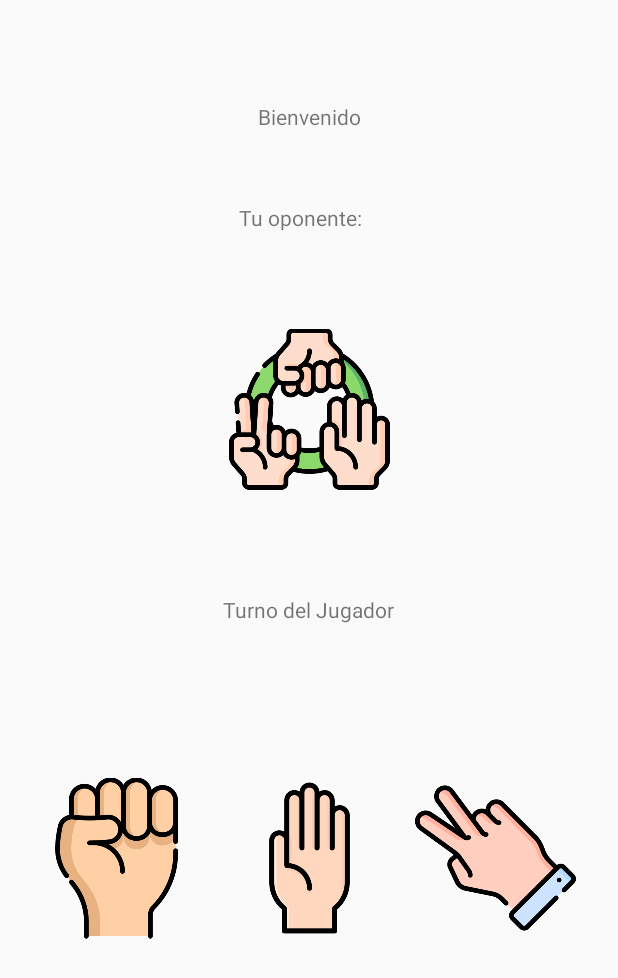
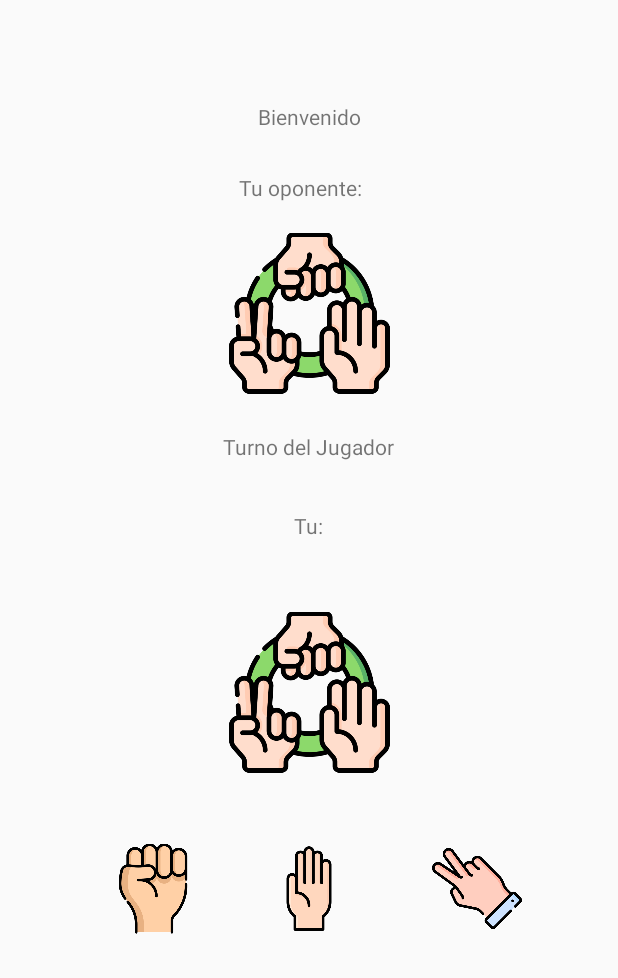
Before and after one commit to YuleiYanYY/PiedraPapelTijeras, an Android app: the ActivityJuego screen opened directly, with no data from a screen before it, on a phone screen of 412 x 824 dp. Shown: the top 978 px of the screen. Run offline under Robolectric (Android 15) with nearby library versions, the phone set to English and light mode, and no system bars.

Commit message:
Update activity_juego.xml

```diff
--- a/app/src/main/res/layout/activity_juego.xml
+++ b/app/src/main/res/layout/activity_juego.xml
@@ -7,10 +7,33 @@
     tools:context=".ActivityJuego">
 
     <ImageButton
-        android:id="@+id/ibPiedra"
+        android:id="@+id/ibIntentoJugador"
         android:layout_width="107dp"
         android:layout_height="112dp"
-        android:layout_marginStart="24dp"
+        android:layout_marginTop="45dp"
+        android:background="@null"
+        android:scaleType="fitCenter"
+        app:layout_constraintEnd_toEndOf="parent"
+        app:layout_constraintStart_toStartOf="parent"
+        app:layout_constraintTop_toBottomOf="@+id/tvJugador"
+        app:srcCompat="@drawable/juego"
+        tools:ignore="SpeakableTextPresentCheck" />
+
+    <TextView
+        android:id="@+id/tvJugador"
+        android:layout_width="wrap_content"
+        android:layout_height="wrap_content"
+        android:layout_marginTop="33dp"
+        android:text="@string/tvTu"
+        app:layout_constraintEnd_toEndOf="parent"
+        app:layout_constraintStart_toStartOf="parent"
+        app:layout_constraintTop_toBottomOf="@+id/tvTurno" />
+
+    <ImageButton
+        android:id="@+id/ibPiedra"
+        android:layout_width="60dp"
+        android:layout_height="70dp"
+        android:layout_marginStart="72dp"
         android:background="@null"
         android:scaleType="fitCenter"
         app:layout_constraintStart_toStartOf="parent"
@@ -19,21 +42,21 @@
 
     <ImageButton
         android:id="@+id/ibPapel"
-        android:layout_width="107dp"
-        android:layout_height="112dp"
-        android:layout_marginTop="100dp"
+        android:layout_width="60dp"
+        android:layout_height="70dp"
+        android:layout_marginTop="40dp"
         android:background="@null"
         android:scaleType="fitCenter"
         app:layout_constraintEnd_toEndOf="parent"
         app:layout_constraintStart_toStartOf="parent"
-        app:layout_constraintTop_toBottomOf="@+id/tvTurno"
+        app:layout_constraintTop_toBottomOf="@+id/ibIntentoJugador"
         app:srcCompat="@drawable/papel" />
 
     <ImageButton
         android:id="@+id/ibTijeras"
-        android:layout_width="107dp"
-        android:layout_height="112dp"
-        android:layout_marginEnd="28dp"
+        android:layout_width="60dp"
+        android:layout_height="70dp"
+        android:layout_marginEnd="64dp"
         android:background="@null"
         android:scaleType="fitCenter"
         app:layout_constraintEnd_toEndOf="parent"
@@ -41,13 +64,12 @@
         app:srcCompat="@drawable/tijeras" />
 
     <TextView
-        android:id="@+id/tvNombre2"
+        android:id="@+id/tvOponente"
         android:layout_width="93dp"
         android:layout_height="21dp"
-        android:layout_marginTop="48dp"
+        android:layout_marginTop="28dp"
         android:text="@string/tvOponente"
         app:layout_constraintEnd_toEndOf="parent"
-        app:layout_constraintHorizontal_bias="0.5"
         app:layout_constraintStart_toStartOf="parent"
         app:layout_constraintTop_toBottomOf="@+id/tvNombre" />
 
@@ -55,12 +77,11 @@
         android:id="@+id/tvTurno"
         android:layout_width="wrap_content"
         android:layout_height="wrap_content"
-        android:layout_marginTop="68dp"
+        android:layout_marginTop="288dp"
         android:text="@string/tvTurno"
         app:layout_constraintEnd_toEndOf="parent"
-        app:layout_constraintHorizontal_bias="0.5"
         app:layout_constraintStart_toStartOf="parent"
-        app:layout_constraintTop_toBottomOf="@+id/imageButton" />
+        app:layout_constraintTop_toTopOf="parent" />
 
     <TextView
         android:id="@+id/tvNombre"
@@ -74,15 +95,15 @@
         app:layout_constraintTop_toTopOf="parent" />
 
     <ImageButton
-        android:id="@+id/imageButton"
+        android:id="@+id/ibIntentoOponente"
         android:layout_width="107dp"
         android:layout_height="112dp"
-        android:layout_marginTop="60dp"
+        android:layout_marginTop="16dp"
         android:background="@null"
         android:scaleType="fitCenter"
         app:layout_constraintEnd_toEndOf="parent"
         app:layout_constraintStart_toStartOf="parent"
-        app:layout_constraintTop_toBottomOf="@+id/tvNombre2"
+        app:layout_constraintTop_toBottomOf="@+id/tvOponente"
         app:srcCompat="@drawable/juego"
         tools:ignore="SpeakableTextPresentCheck" />
 
--- a/app/src/main/res/values/strings.xml
+++ b/app/src/main/res/values/strings.xml
@@ -7,4 +7,5 @@
     <string name="tvBienvenida">"Bienvenido</string>
     <string name="tvOponente">"Tu oponente: "</string>
     <string name="tvTurno">"Turno del Jugador"</string>
+    <string name="tvTu">Tu:</string>
 </resources>
```
